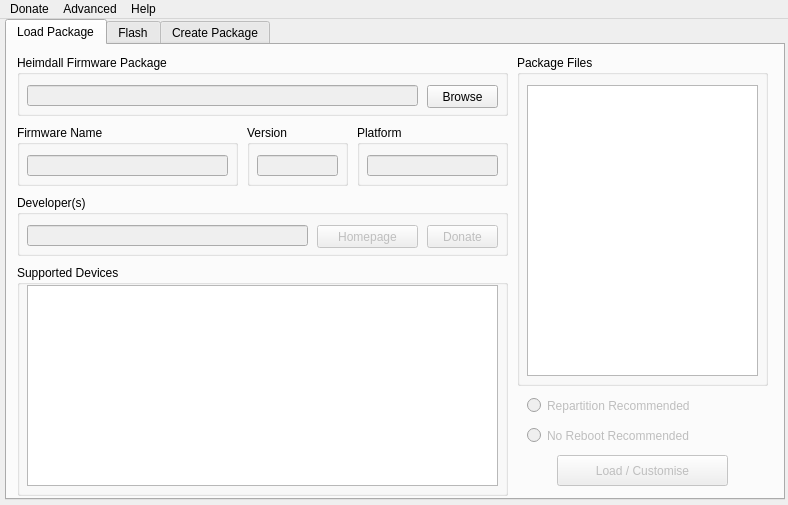
First picture: the form in heimdall-frontend/mainwindow.ui, repository Benjamin-Dobell/Heimdall, before the edit.
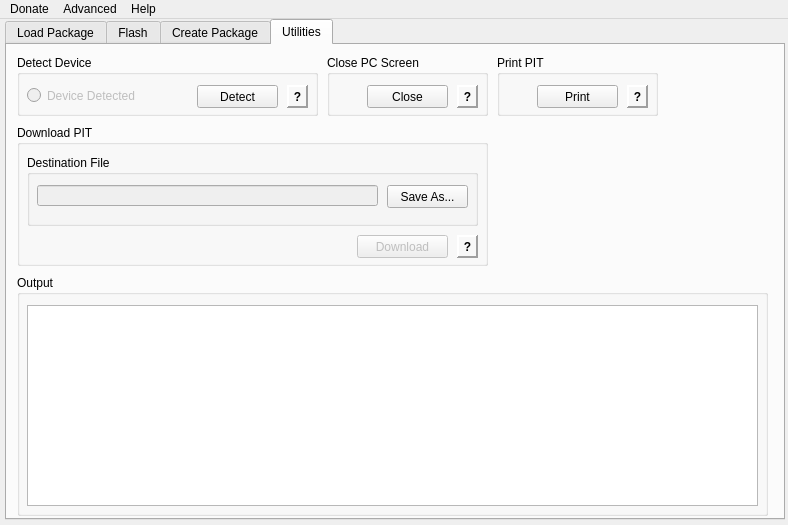
Second picture: the form after the edit. The open tabs and pages were chosen to show the change.

Commit message: - Added Utilities tab to Heimdall Frontend. - Fixed Heimdall command line support for PIT files without a reference to themselves. - Added tool tips to Heimdall Frontend. - Added heimdall 'info' and 'download-pit' actions. - Made 'detect' action return 0 if a device is detected, 1 otherwise.

```diff
--- a/heimdall-frontend/mainwindow.ui
+++ b/heimdall-frontend/mainwindow.ui
@@ -7,7 +7,7 @@
     <x>0</x>
     <y>0</y>
     <width>788</width>
-    <height>505</height>
+    <height>525</height>
    </rect>
   </property>
   <property name="sizePolicy">
@@ -19,13 +19,13 @@
   <property name="minimumSize">
    <size>
     <width>788</width>
-    <height>505</height>
+    <height>525</height>
    </size>
   </property>
   <property name="maximumSize">
    <size>
     <width>788</width>
-    <height>505</height>
+    <height>525</height>
    </size>
   </property>
   <property name="windowTitle">
@@ -73,7 +73,7 @@
       <x>5</x>
       <y>0</y>
       <width>780</width>
-      <height>481</height>
+      <height>501</height>
      </rect>
     </property>
     <property name="sizePolicy">
@@ -162,7 +162,7 @@
         <x>10</x>
         <y>220</y>
         <width>491</width>
-        <height>231</height>
+        <height>241</height>
        </rect>
       </property>
       <property name="title">
@@ -172,7 +172,7 @@
        <property name="geometry">
         <rect>
          <x>10</x>
-         <y>20</y>
+         <y>30</y>
          <width>471</width>
          <height>201</height>
         </rect>
@@ -186,7 +186,7 @@
       <property name="geometry">
        <rect>
         <x>520</x>
-        <y>350</y>
+        <y>360</y>
         <width>241</width>
         <height>21</height>
        </rect>
@@ -202,7 +202,7 @@
       <property name="geometry">
        <rect>
         <x>550</x>
-        <y>410</y>
+        <y>420</y>
         <width>171</width>
         <height>31</height>
        </rect>
@@ -382,7 +382,7 @@
       <property name="geometry">
        <rect>
         <x>520</x>
-        <y>380</y>
+        <y>390</y>
         <width>241</width>
         <height>21</height>
        </rect>
@@ -1200,6 +1200,377 @@
       </property>
      </widget>
     </widget>
+    <widget class="QWidget" name="tab">
+     <attribute name="title">
+      <string>Utilities</string>
+     </attribute>
+     <widget class="QGroupBox" name="downloadPitGroup">
+      <property name="geometry">
+       <rect>
+        <x>10</x>
+        <y>80</y>
+        <width>471</width>
+        <height>141</height>
+       </rect>
+      </property>
+      <property name="title">
+       <string>Download PIT</string>
+      </property>
+      <widget class="QGroupBox" name="pitDestinationGroup">
+       <property name="geometry">
+        <rect>
+         <x>10</x>
+         <y>30</y>
+         <width>451</width>
+         <height>71</height>
+        </rect>
+       </property>
+       <property name="title">
+        <string>Destination File</string>
+       </property>
+       <widget class="QLineEdit" name="pitDestinationLineEdit">
+        <property name="enabled">
+         <bool>false</bool>
+        </property>
+        <property name="geometry">
+         <rect>
+          <x>10</x>
+          <y>30</y>
+          <width>341</width>
+          <height>21</height>
+         </rect>
+        </property>
+        <property name="readOnly">
+         <bool>true</bool>
+        </property>
+       </widget>
+       <widget class="QPushButton" name="pitSaveAsButton">
+        <property name="enabled">
+         <bool>true</bool>
+        </property>
+        <property name="geometry">
+         <rect>
+          <x>360</x>
+          <y>30</y>
+          <width>81</width>
+          <height>23</height>
+         </rect>
+        </property>
+        <property name="text">
+         <string>Save As...</string>
+        </property>
+       </widget>
+      </widget>
+      <widget class="QPushButton" name="downloadPitButton">
+       <property name="enabled">
+        <bool>false</bool>
+       </property>
+       <property name="geometry">
+        <rect>
+         <x>340</x>
+         <y>110</y>
+         <width>91</width>
+         <height>23</height>
+        </rect>
+       </property>
+       <property name="text">
+        <string>Download</string>
+       </property>
+      </widget>
+      <widget class="QLabel" name="downloadPitTipLabel">
+       <property name="geometry">
+        <rect>
+         <x>440</x>
+         <y>110</y>
+         <width>21</width>
+         <height>23</height>
+        </rect>
+       </property>
+       <property name="font">
+        <font>
+         <weight>75</weight>
+         <bold>true</bold>
+        </font>
+       </property>
+       <property name="toolTip">
+        <string notr="true">Download a devices PIT file.</string>
+       </property>
+       <property name="frameShape">
+        <enum>QFrame::Panel</enum>
+       </property>
+       <property name="frameShadow">
+        <enum>QFrame::Raised</enum>
+       </property>
+       <property name="lineWidth">
+        <number>2</number>
+       </property>
+       <property name="midLineWidth">
+        <number>0</number>
+       </property>
+       <property name="text">
+        <string>?</string>
+       </property>
+       <property name="alignment">
+        <set>Qt::AlignCenter</set>
+       </property>
+      </widget>
+     </widget>
+     <widget class="QGroupBox" name="outputGroup">
+      <property name="geometry">
+       <rect>
+        <x>10</x>
+        <y>230</y>
+        <width>751</width>
+        <height>241</height>
+       </rect>
+      </property>
+      <property name="title">
+       <string>Output</string>
+      </property>
+      <widget class="QPlainTextEdit" name="utilityOutputPlainTextEdit">
+       <property name="enabled">
+        <bool>true</bool>
+       </property>
+       <property name="geometry">
+        <rect>
+         <x>10</x>
+         <y>30</y>
+         <width>731</width>
+         <height>201</height>
+        </rect>
+       </property>
+       <property name="undoRedoEnabled">
+        <bool>false</bool>
+       </property>
+       <property name="readOnly">
+        <bool>true</bool>
+       </property>
+       <property name="plainText">
+        <string notr="true"/>
+       </property>
+      </widget>
+     </widget>
+     <widget class="QGroupBox" name="detectDeviceGroup">
+      <property name="geometry">
+       <rect>
+        <x>10</x>
+        <y>10</y>
+        <width>301</width>
+        <height>61</height>
+       </rect>
+      </property>
+      <property name="title">
+       <string>Detect Device</string>
+      </property>
+      <widget class="QPushButton" name="detectDeviceButton">
+       <property name="geometry">
+        <rect>
+         <x>180</x>
+         <y>30</y>
+         <width>81</width>
+         <height>23</height>
+        </rect>
+       </property>
+       <property name="toolTip">
+        <string/>
+       </property>
+       <property name="text">
+        <string>Detect</string>
+       </property>
+      </widget>
+      <widget class="QRadioButton" name="deviceDetectedRadioButton">
+       <property name="enabled">
+        <bool>false</bool>
+       </property>
+       <property name="geometry">
+        <rect>
+         <x>10</x>
+         <y>30</y>
+         <width>161</width>
+         <height>21</height>
+        </rect>
+       </property>
+       <property name="text">
+        <string>Device Detected</string>
+       </property>
+       <property name="checkable">
+        <bool>true</bool>
+       </property>
+      </widget>
+      <widget class="QLabel" name="detectDeviceTipLabel">
+       <property name="enabled">
+        <bool>true</bool>
+       </property>
+       <property name="geometry">
+        <rect>
+         <x>270</x>
+         <y>30</y>
+         <width>21</width>
+         <height>23</height>
+        </rect>
+       </property>
+       <property name="font">
+        <font>
+         <weight>75</weight>
+         <bold>true</bold>
+        </font>
+       </property>
+       <property name="toolTip">
+        <string notr="true">Detect for a device connected in download mode.</string>
+       </property>
+       <property name="statusTip">
+        <string notr="true"/>
+       </property>
+       <property name="whatsThis">
+        <string notr="true"/>
+       </property>
+       <property name="frameShape">
+        <enum>QFrame::Panel</enum>
+       </property>
+       <property name="frameShadow">
+        <enum>QFrame::Raised</enum>
+       </property>
+       <property name="lineWidth">
+        <number>2</number>
+       </property>
+       <property name="midLineWidth">
+        <number>0</number>
+       </property>
+       <property name="text">
+        <string>?</string>
+       </property>
+       <property name="alignment">
+        <set>Qt::AlignCenter</set>
+       </property>
+      </widget>
+     </widget>
+     <widget class="QGroupBox" name="printPitGroup">
+      <property name="geometry">
+       <rect>
+        <x>490</x>
+        <y>10</y>
+        <width>161</width>
+        <height>61</height>
+       </rect>
+      </property>
+      <property name="title">
+       <string>Print PIT</string>
+      </property>
+      <widget class="QPushButton" name="printPitButton">
+       <property name="geometry">
+        <rect>
+         <x>40</x>
+         <y>30</y>
+         <width>81</width>
+         <height>23</height>
+        </rect>
+       </property>
+       <property name="text">
+        <string>Print</string>
+       </property>
+      </widget>
+      <widget class="QLabel" name="printPitTipLabel">
+       <property name="geometry">
+        <rect>
+         <x>130</x>
+         <y>30</y>
+         <width>21</width>
+         <height>23</height>
+        </rect>
+       </property>
+       <property name="font">
+        <font>
+         <weight>75</weight>
+         <bold>true</bold>
+        </font>
+       </property>
+       <property name="toolTip">
+        <string notr="true">Print the contents of a device's PIT file.</string>
+       </property>
+       <property name="frameShape">
+        <enum>QFrame::Panel</enum>
+       </property>
+       <property name="frameShadow">
+        <enum>QFrame::Raised</enum>
+       </property>
+       <property name="lineWidth">
+        <number>2</number>
+       </property>
+       <property name="midLineWidth">
+        <number>0</number>
+       </property>
+       <property name="text">
+        <string>?</string>
+       </property>
+       <property name="alignment">
+        <set>Qt::AlignCenter</set>
+       </property>
+      </widget>
+     </widget>
+     <widget class="QGroupBox" name="closePcScreenGroup">
+      <property name="geometry">
+       <rect>
+        <x>320</x>
+        <y>10</y>
+        <width>161</width>
+        <height>61</height>
+       </rect>
+      </property>
+      <property name="title">
+       <string>Close PC Screen</string>
+      </property>
+      <widget class="QPushButton" name="closePcScreenButton">
+       <property name="geometry">
+        <rect>
+         <x>40</x>
+         <y>30</y>
+         <width>81</width>
+         <height>23</height>
+        </rect>
+       </property>
+       <property name="text">
+        <string>Close</string>
+       </property>
+      </widget>
+      <widget class="QLabel" name="closePcScreenTipLabel">
+       <property name="geometry">
+        <rect>
+         <x>130</x>
+         <y>30</y>
+         <width>21</width>
+         <height>23</height>
+        </rect>
+       </property>
+       <property name="font">
+        <font>
+         <weight>75</weight>
+         <bold>true</bold>
+        </font>
+       </property>
+       <property name="toolTip">
+        <string notr="true">Close the device &lt;--&gt; PC screen displayed on a device.</string>
+       </property>
+       <property name="frameShape">
+        <enum>QFrame::Panel</enum>
+       </property>
+       <property name="frameShadow">
+        <enum>QFrame::Raised</enum>
+       </property>
+       <property name="lineWidth">
+        <number>2</number>
+       </property>
+       <property name="midLineWidth">
+        <number>0</number>
+       </property>
+       <property name="text">
+        <string>?</string>
+       </property>
+       <property name="alignment">
+        <set>Qt::AlignCenter</set>
+       </property>
+      </widget>
+     </widget>
+    </widget>
    </widget>
   </widget>
   <widget class="QMenuBar" name="menuBar">
```
Left out of the diff: 306 changed lines with no effect on the pictures. The commit also changes 112 other files.
